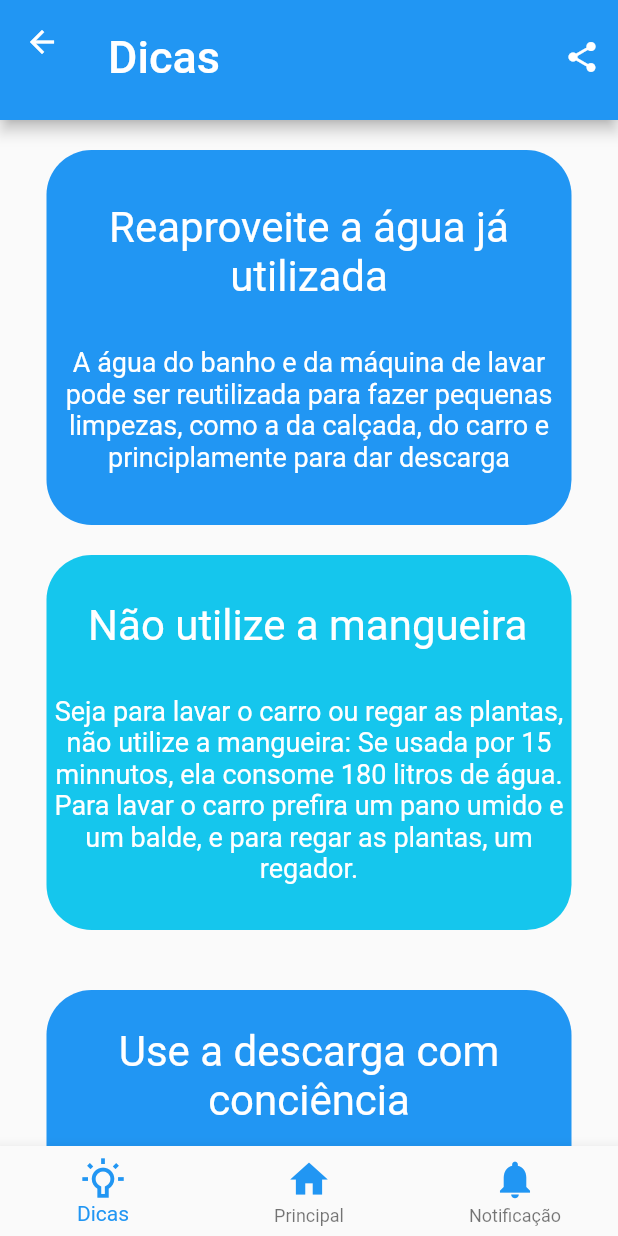
After one commit to HugoOliveiraSoares/WaterControl, a Flutter app: the DicasClass screen opened by its route, after a tap on the "share" icon, on a phone screen of 412 x 824 dp. The commit adds this screen. Run offline on Flutter 3.47's test engine with Material 2 defaults, Android fonts, the phone set to English and light mode, and no system bars; our stand-ins replace sqflite; accounts and stored records are empty.

Commit message:
third commit

```diff
--- /dev/null
+++ b/lib/dicas.dart
@@ -0,0 +1,201 @@
+import 'package:flutter/material.dart';
+import 'package:trabalhomobile/footer.dart';
+
+class DicasClass extends StatelessWidget {
+  @override
+  Widget build(BuildContext context) {
+    return Scaffold(
+      appBar: PreferredSize(
+        preferredSize: Size.fromHeight(80.0),
+        child: AppBar(
+          title: Container(
+            margin: EdgeInsets.only(top: 20),
+            child: Text(
+              'Dicas',
+              style: TextStyle(
+                fontSize: 30,
+                color: Colors.white,
+              ),
+            ),
+          ),
+          backgroundColor: Colors.blue,
+          actions: <Widget>[
+            IconButton(
+              icon: Icon(
+                Icons.share,
+                color: Colors.white,
+              ),
+              padding: EdgeInsets.only(top: 20),
+              onPressed: () {
+                // do something
+              },
+            )
+          ],
+        ),
+      ),
+      body: _body(),
+      bottomNavigationBar: Footer().build(context),
+    );
+  }
+
+  Container _body() {
+    return Container(
+      child: ListView(
+        children: [
+          Container(
+            margin: EdgeInsets.only(top: 20),
+            width: double.infinity,
+            child: Column(
+              mainAxisAlignment: MainAxisAlignment.start,
+              children: [
+                Container(
+                  height: 250.0,
+                  width: 350.0,
+                  decoration: BoxDecoration(
+                      color: Colors.blue,
+                      borderRadius: BorderRadius.vertical(
+                        top: const Radius.circular(30.0),
+                        bottom: const Radius.circular(30.0),
+                      )),
+                  alignment: Alignment.center,
+                  child: Wrap(
+                    runSpacing: 30,
+                    children: [
+                      Text(
+                        "Reaproveite a água já utilizada",
+                        style: TextStyle(
+                          color: Colors.white,
+                          fontSize: 28,
+                        ),
+                        textAlign: TextAlign.center,
+                      ),
+                      Text(
+                        "A água do banho e da máquina de lavar pode ser reutilizada para fazer pequenas limpezas, como a da calçada, do carro e principlamente para dar descarga",
+                        style: TextStyle(
+                          color: Colors.white,
+                          fontSize: 18,
+                        ),
+                        textAlign: TextAlign.center,
+                      ),
+                    ],
+                  ),
+                ),
+                Container(
+                  margin: EdgeInsets.only(top: 20, bottom: 20),
+                  height: 250.0,
+                  width: 350.0,
+                  decoration: BoxDecoration(
+                      color: Color.fromRGBO(21, 198, 237, 1.0),
+                      borderRadius: BorderRadius.vertical(
+                        top: const Radius.circular(30.0),
+                        bottom: const Radius.circular(30.0),
+                      )),
+                  alignment: Alignment.center,
+                  child: Wrap(
+                    runSpacing: 30,
+                    children: [
+                      Text(
+                        "    Não utilize a mangueira",
+                        style: TextStyle(
+                          color: Colors.white,
+                          fontSize: 28,
+                        ),
+                        textAlign: TextAlign.center,
+                      ),
+                      Text(
+                        "Seja para lavar o carro ou regar as plantas, não utilize a mangueira: Se usada por 15 minnutos, ela consome 180 litros de água. Para lavar o carro prefira um pano umido e um balde, e para regar as plantas, um regador.",
+                        style: TextStyle(
+                          color: Colors.white,
+                          fontSize: 18,
+                        ),
+                        textAlign: TextAlign.center,
+                      )
+                    ],
+                  ),
+                ),
+                Container(
+                  margin: EdgeInsets.only(top: 20, bottom: 20),
+                  height: 250.0,
+                  width: 350.0,
+                  decoration: BoxDecoration(
+                      color: Colors.blue,
+                      borderRadius: BorderRadius.vertical(
+                        top: const Radius.circular(30.0),
+                        bottom: const Radius.circular(30.0),
+                      )),
+                  alignment: Alignment.center,
+                  child: Wrap(
+                    runSpacing: 30,
+                    children: [
+                      Text(
+                        "Use a descarga com conciência",
+                        style: TextStyle(
+                          color: Colors.white,
+                          fontSize: 28,
+                        ),
+                        textAlign: TextAlign.center,
+                      ),
+                      Text(
+                        "Se pressionada por seis segundos, cada descarga do vaso sanitário consome de 6 a 10 litros de água. Utilize somente quando necessário e não jogue lixo no vaso sanitário",
+                        style: TextStyle(
+                          color: Colors.white,
+                          fontSize: 18,
+                        ),
+                        textAlign: TextAlign.center,
+                      )
+                    ],
+                  ),
+                ),
+                Container(
+                  margin: EdgeInsets.only(top: 20, bottom: 20),
+                  height: 250.0,
+                  width: 350.0,
+                  decoration: BoxDecoration(
+                      color: Color.fromRGBO(21, 198, 237, 1.0),
+                      borderRadius: BorderRadius.vertical(
+                        top: const Radius.circular(30.0),
+                        bottom: const Radius.circular(30.0),
+                      )),
+                  alignment: Alignment.center,
+                  child: Wrap(
+                    runSpacing: 30,
+                    children: [
+                      Text(
+                        "Feche a torneira enquanto não estiver usando",
+                        style: TextStyle(
+                          color: Colors.white,
+                          fontSize: 28,
+                        ),
+                        textAlign: TextAlign.center,
+                      ),
+                      Text(
+                        "Mantenha a torneira fechada ao lavar as mãos, escovar os dentes, fazer a barba e ao ensaboar a louça. Ao escovar os dentes com ela aberta, você gasta cerca de 13,5 litros de água em apenas dois minutos",
+                        style: TextStyle(
+                          color: Colors.white,
+                          fontSize: 18,
+                        ),
+                        textAlign: TextAlign.center,
+                      )
+                    ],
+                  ),
+                ),
+              ],
+            ),
+          ),
+          Column(
+            mainAxisAlignment: MainAxisAlignment.center,
+            children: [
+              Builder(
+                builder: (BuildContext inContext) {
+                  return Row(
+                    mainAxisAlignment: MainAxisAlignment.spaceEvenly,
+                  );
+                },
+              ),
+            ],
+          ),
+        ],
+      ),
+    );
+  }
+}
--- a/lib/footer.dart
+++ b/lib/footer.dart
@@ -5,6 +5,21 @@ class Footer {
   BottomNavigationBar build(BuildContext context) {
     return BottomNavigationBar(
       items: [
+        BottomNavigationBarItem(
+            icon: GestureDetector(
+              child: Transform.rotate(
+                angle: 3.14,
+                child: Icon(
+                  IconData(62649, fontFamily: 'MaterialIcons'),
+                  color: Colors.blue,
+                  size: 30,
+                ),
+              ),
+              onTap: () {
+                Navigator.of(context).pushNamed(Routes.DICAS);
+              },
+            ),
+            label: 'Dicas'),
         BottomNavigationBarItem(
             icon: GestureDetector(
               child: Icon(
@@ -20,16 +35,6 @@ class Footer {
         BottomNavigationBarItem(
             icon: GestureDetector(
               child: Icon(
-                IconData(62649, fontFamily: 'MaterialIcons'),
-                color: Colors.blue,
-                size: 30,
-              ),
-              onTap: () {},
-            ),
-            label: 'Dicas'),
-        BottomNavigationBarItem(
-            icon: GestureDetector(
-              child: Icon(
                 IconData(58447, fontFamily: 'MaterialIcons'),
                 color: Colors.blue,
                 size: 30,
--- a/lib/main.dart
+++ b/lib/main.dart
@@ -1,3 +1,5 @@
+import 'package:trabalhomobile/dicas.dart';
+
 import 'cadastro.dart';
 import 'login_page.dart';
 import 'historicoDiario.dart';
@@ -23,6 +25,7 @@ class MyApp extends StatelessWidget {
         Routes.REGISTRO: (context) => RegistroPage(),
         Routes.HISTORICO: (context) => Historico(),
         Routes.CADASTRO: (context) => CadastroPage(),
+        Routes.DICAS: (context) => DicasClass(),
       },
     );
   }
--- a/lib/mostra_dialogo.dart
+++ b/lib/mostra_dialogo.dart
@@ -1,6 +1,6 @@
 import 'package:flutter/material.dart';
 
-void mostraDialogo(String msg, BuildContext inContext) {
+void mostraDialogoErro(String msg, BuildContext inContext) {
   showDialog(
     context: inContext,
     barrierDismissible: false,
--- a/lib/registro_page.dart
+++ b/lib/registro_page.dart
@@ -69,8 +69,8 @@ class _RegistroPageState extends State<RegistroPage> {
                 },
               ),
               Container(
-                child: Image.network(
-                  "https://www.agenciaprimaz.com.br/wp-content/uploads/2020/10/Hidr%C3%B4metro.jpg",
+                child: Image.asset(
+                  'assets/images/Hidrometro.png',
                   height: 400,
                 ),
               ),
--- a/lib/routes.dart
+++ b/lib/routes.dart
@@ -4,4 +4,5 @@ class Routes {
   static const REGISTRO = '/registro';
   static const HISTORICO = '/historico';
   static const CADASTRO = '/cadastro';
+  static const DICAS = '/dicas';
 }
--- a/pubspec.yaml
+++ b/pubspec.yaml
@@ -48,6 +48,8 @@ flutter:
   # like this:
   assets:
     - assets/images/torneira.png
+    - assets/images/Hidrometro.jpg
+    - assets/images/cadastro.png
   #   - images/a_dot_ham.jpeg
 
   # An image asset can refer to one or more resolution-specific "variants", see
```
Also changed, not shown: lib/cadastro.dart (+17 -15 lines), lib/login_page.dart (+34 -6 lines), lib/validation.dart (+11 -11 lines), assets/images/Hidrometro.jpg (added), assets/images/cadastro.png (added).
